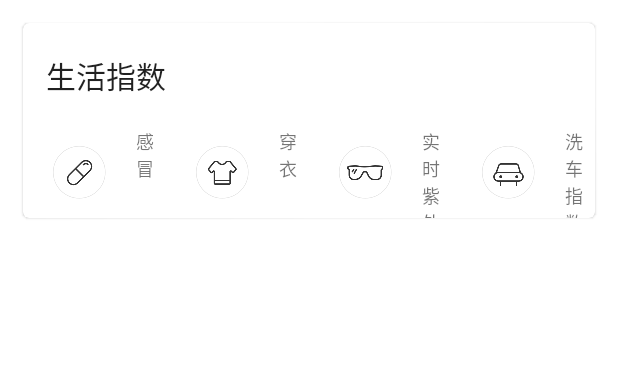
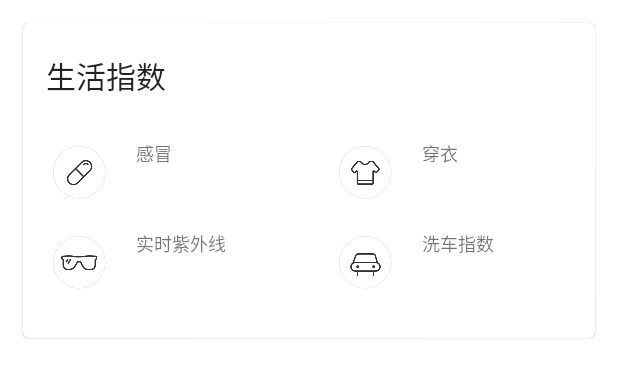
Before and after one commit to imheardev/SunnyWeatherV1, an Android app: the layout life_index.xml on its own in the app's theme, with its tools: preview values and no code run, on a phone screen of 412 x 824 dp. Shown: the top 378 px of the screen. Run offline under Robolectric (Android 15) with nearby library versions, the phone set to English and light mode, and no system bars.

Commit message:
修改生活指数布局文件。

```diff
--- a/app/src/main/java/com/sunnyweather/sunnyweatherv1/ui/weather/WeatherActivity.kt
+++ b/app/src/main/java/com/sunnyweather/sunnyweatherv1/ui/weather/WeatherActivity.kt
@@ -31,7 +31,7 @@ class WeatherActivity : AppCompatActivity() {
         super.onCreate(savedInstanceState)
         binding = ActivityWeatherBinding.inflate(layoutInflater)
         if(Build.VERSION.SDK_INT > Build.VERSION_CODES.Q){
-//            window.setDecorFitsSystemWindows(false)
+            window.setDecorFitsSystemWindows(false)
         }else{
             window.decorView.systemUiVisibility = View.SYSTEM_UI_FLAG_LAYOUT_STABLE or
                     View.SYSTEM_UI_FLAG_LAYOUT_FULLSCREEN
--- a/app/src/main/res/layout/life_index.xml
+++ b/app/src/main/res/layout/life_index.xml
@@ -97,6 +97,12 @@
                         android:textColor="?android:attr/textColorPrimary"/>
                 </LinearLayout>
             </RelativeLayout>
+        </LinearLayout>
+
+        <LinearLayout
+            android:layout_width="match_parent"
+            android:layout_height="wrap_content"
+            android:layout_marginBottom="20dp">
 
             <RelativeLayout
                 android:layout_width="0dp"
@@ -169,8 +175,8 @@
                         android:textColor="?android:attr/textColorPrimary"/>
                 </LinearLayout>
             </RelativeLayout>
+        </LinearLayout>
 
-        </LinearLayout>
     </LinearLayout>
 
 </com.google.android.material.card.MaterialCardView>
```
Also changed, not shown: app/build.gradle (+1 -14 lines).
